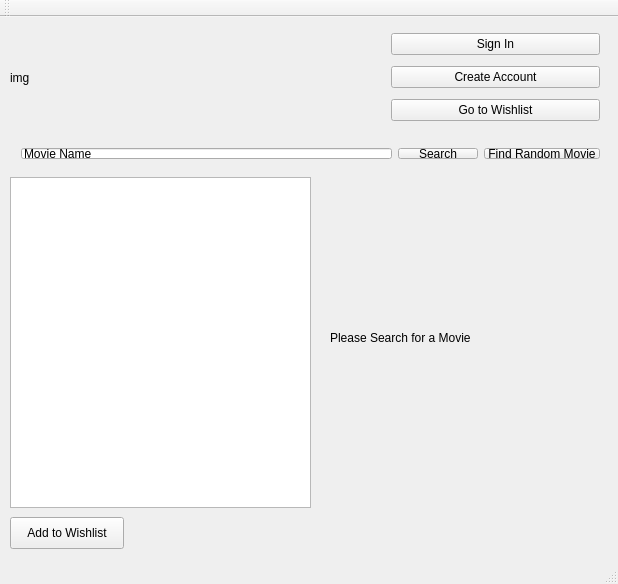
hoang1997/MovieInfoFinder, file mainwindow.ui: the form before one commit.
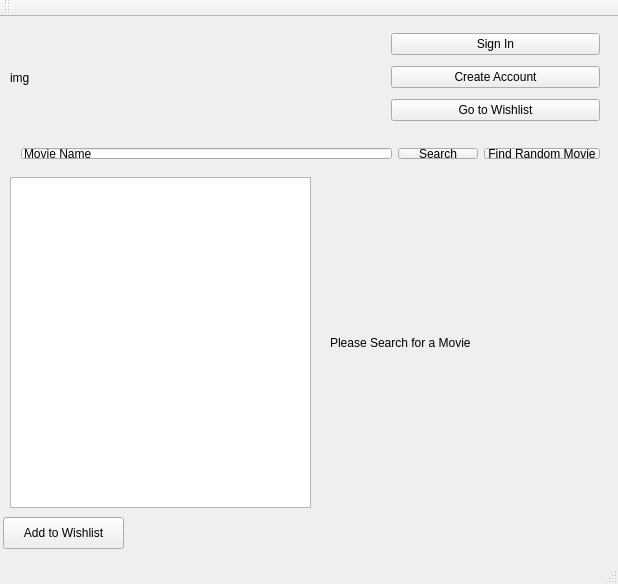
The form after the commit.

The edit to the form file:
```diff
--- a/mainwindow.ui
+++ b/mainwindow.ui
@@ -45,7 +45,7 @@
       <x>330</x>
       <y>160</y>
       <width>271</width>
-      <height>321</height>
+      <height>331</height>
      </rect>
     </property>
     <property name="text">
@@ -101,9 +101,9 @@
    <widget class="QPushButton" name="pushButton_4">
     <property name="geometry">
      <rect>
-      <x>10</x>
+      <x>3</x>
       <y>500</y>
-      <width>114</width>
+      <width>121</width>
       <height>32</height>
      </rect>
     </property>
@@ -111,7 +111,7 @@
      <string>Add to Wishlist</string>
     </property>
    </widget>
-   <widget class="QWidget" name="">
+   <widget class="QWidget" name="layoutWidget">
     <property name="geometry">
      <rect>
       <x>380</x>
```
